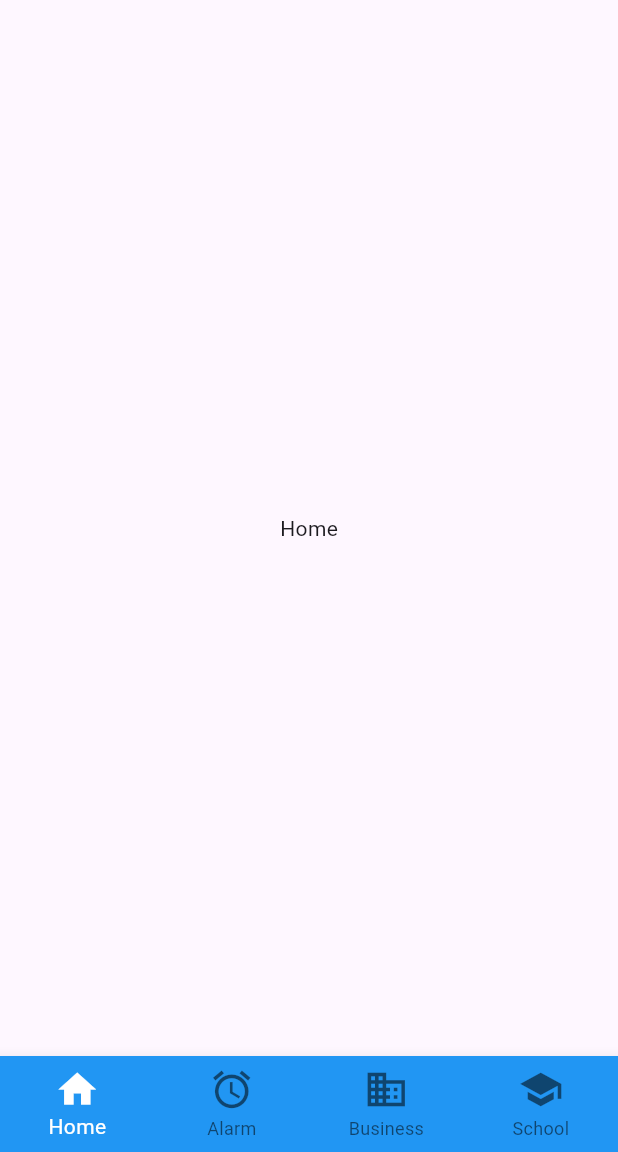
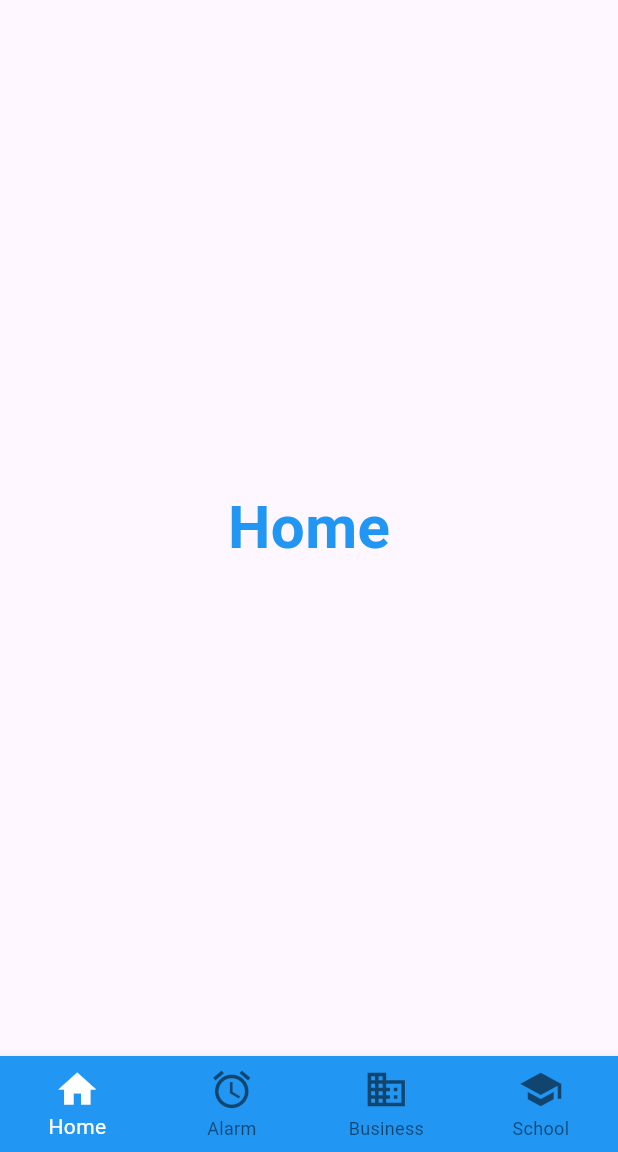
Before and after one commit to Nurul-Syahmina/TMA3084_G02_102904_Lab05_Lesson07, a Flutter app: the screen it shows after launch, on a phone screen of 412 x 824 dp, the part 84-1236 px from its top. Run offline on Flutter 3.47's test engine with Material 3 defaults, Android fonts, the phone set to English and light mode, and no system bars.

Commit message:
Complete Lab A - BottomNavigationBar

```diff
--- a/bottom_navigator_bar_lab/lib/main.dart
+++ b/bottom_navigator_bar_lab/lib/main.dart
@@ -1,29 +1,35 @@
 import 'package:flutter/material.dart';
 
+import 'screen1.dart';
+import 'screen2.dart';
+import 'screen3.dart';
+import 'screen4.dart';
+
 void main() {
-  runApp(const BottomNavExample());
+  runApp(const BottomNavLab());
 }
 
-class BottomNavExample extends StatefulWidget {
-  const BottomNavExample({super.key});
+class BottomNavLab extends StatefulWidget {
+  const BottomNavLab({super.key});
 
   @override
-  State<BottomNavExample> createState() => _BottomNavExampleState();
+  State<BottomNavLab> createState() => _BottomNavLabState();
 }
 
-class _BottomNavExampleState extends State<BottomNavExample> {
+class _BottomNavLabState extends State<BottomNavLab> {
   int currentIndex = 0;
 
   final List<Widget> screens = const [
-    ScreenLabel('Home'),
-    ScreenLabel('Alarm'),
-    ScreenLabel('Business'),
-    ScreenLabel('School'),
+    Screen1(),
+    Screen2(),
+    Screen3(),
+    Screen4(),
   ];
 
   @override
   Widget build(BuildContext context) {
     return MaterialApp(
+      title: 'Bottom Navigation Bar',
       home: Scaffold(
         appBar: AppBar(
           title: const Text('Bottom Navigation Bar'),
@@ -65,16 +71,3 @@ class _BottomNavExampleState extends State<BottomNavExample> {
     );
   }
 }
-
-class ScreenLabel extends StatelessWidget {
-  final String label;
-
-  const ScreenLabel(this.label, {super.key});
-
-  @override
-  Widget build(BuildContext context) {
-    return Center(
-      child: Text(label),
-    );
-  }
-}
--- /dev/null
+++ b/bottom_navigator_bar_lab/lib/screen1.dart
@@ -0,0 +1,19 @@
+import 'package:flutter/material.dart';
+
+class Screen1 extends StatelessWidget {
+  const Screen1({super.key});
+
+  @override
+  Widget build(BuildContext context) {
+    return const Center(
+      child: Text(
+        'Home',
+        style: TextStyle(
+          fontSize: 40,
+          fontWeight: FontWeight.bold,
+          color: Colors.blue,
+        ),
+      ),
+    );
+  }
+}
```
Also changed, not shown: bottom_navigator_bar_lab/lib/screen2.dart (added, +19 -0 lines), bottom_navigator_bar_lab/lib/screen3.dart (added, +19 -0 lines), bottom_navigator_bar_lab/lib/screen4.dart (added, +19 -0 lines).
